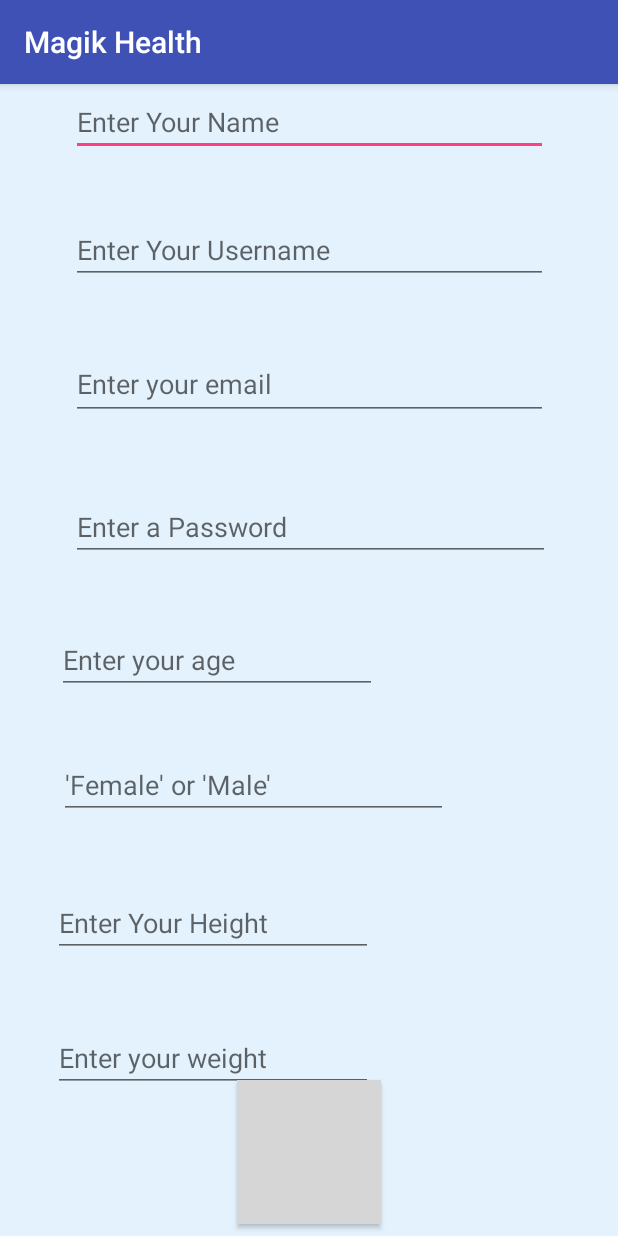
After one commit to AdityaSharma1999/Magik, an Android app: the SignUpActivity screen opened directly, with no data from a screen before it, on a phone screen of 412 x 824 dp. The commit adds this screen. Run offline under Robolectric (Android 15) with nearby library versions, the phone set to English and light mode, and no system bars; libraries missing offline, so code that uses them is left out: com.parse; grey boxes are pictures that could not be loaded.

Commit message:
Sign Up Creator

```diff
--- a/Magik2.0/app/src/main/java/com/magik/magikapp/MainActivity.java
+++ b/Magik2.0/app/src/main/java/com/magik/magikapp/MainActivity.java
@@ -1,12 +1,18 @@
 package com.magik.magikapp;
 
+import android.content.Intent;
 import android.support.v7.app.AppCompatActivity;
 import android.os.Bundle;
+import android.view.View;
+import android.widget.Button;
+
 import com.parse.Parse;
 import com.parse.ParseInstallation;
 
 public class MainActivity extends AppCompatActivity {
 
+    private Button btn_splash_sign_up;
+    private Button btn_splash_log_in;
     @Override
     protected void onCreate(Bundle savedInstanceState) {
         super.onCreate(savedInstanceState);
@@ -15,7 +21,32 @@ public class MainActivity extends AppCompatActivity {
         Parse.initialize(this);
         ParseInstallation.getCurrentInstallation().saveInBackground();
 
+        initElements();
+        activateListeners();
+    }
+
+    private void initElements(){
+        btn_splash_sign_up = (Button) findViewById(R.id.b_splash_signup);
+        btn_splash_log_in = (Button) findViewById(R.id.b_splash_login);
+    }
+
+    private void activateListeners(){
+        btn_splash_sign_up.setOnClickListener(new View.OnClickListener() {
+            @Override
+            public void onClick(View view) {
+                Intent signup = new Intent(MainActivity.this, SignUpActivity.class);
+                startActivity(signup);
+            }
+        });
+
+        btn_splash_log_in.setOnClickListener(new View.OnClickListener() {
+            @Override
+            public void onClick(View view) {
+                Intent login = new Intent(MainActivity.this, LoginActivity.class);
+                startActivity(login);
+            }
+        });
+    }
 
 
-    }
 }
--- /dev/null
+++ b/Magik2.0/app/src/main/java/com/magik/magikapp/SignUpActivity.java
@@ -0,0 +1,109 @@
+package com.magik.magikapp;
+
+import android.content.Intent;
+import android.support.v7.app.AppCompatActivity;
+import android.os.Bundle;
+import android.view.View;
+import android.widget.Button;
+import android.widget.EditText;
+import android.widget.Spinner;
+import android.widget.Toast;
+
+import com.parse.ParseException;
+import com.parse.ParseUser;
+import com.parse.SignUpCallback;
+
+public class SignUpActivity extends AppCompatActivity {
+
+    private EditText etxt_name;
+    private EditText etxt_email;
+    private EditText etxt_username;
+    private EditText etxt_password;
+    private EditText etxt_age;
+    private EditText etxt_person_gender;
+    private EditText etxt_height;
+    private EditText etxt_weight;
+    private Button btn_signup_confirm;
+    private String name;
+    private String email;
+    private String username;
+    private String password;
+    private int age;
+    private String gender;
+    private double height;
+    private double weight;
+
+    @Override
+    protected void onCreate(Bundle savedInstanceState) {
+        super.onCreate(savedInstanceState);
+        setContentView(R.layout.activity_sign_up);
+
+        initElements();
+        setListner();
+    }
+
+    private void initElements(){
+        etxt_name = (EditText) findViewById(R.id.et_person_name);
+        etxt_email = (EditText) findViewById(R.id.et_person_email);
+        etxt_username = (EditText) findViewById(R.id.et_person_username);
+        etxt_password = (EditText) findViewById(R.id.et_person_password);
+        etxt_age = (EditText) findViewById(R.id.et_person_age);
+        etxt_person_gender = (EditText) findViewById(R.id.et_person_gender);
+        etxt_height = (EditText) findViewById(R.id.et_person_height);
+        etxt_weight = (EditText) findViewById(R.id.et_person_weight);
+        btn_signup_confirm = (Button) findViewById(R.id.btn_signup_confirm);
+
+
+    }
+
+    private void getData(){
+        name = etxt_name.getText().toString();
+        email = etxt_email.getText().toString();
+        username = etxt_username.getText().toString();
+        password = etxt_password.getText().toString();
+        age = Integer.parseInt(etxt_age.getText().toString());
+        gender = etxt_person_gender.getText().toString();
+        height = Double.parseDouble(etxt_height.getText().toString());
+        weight = Double.parseDouble(etxt_weight.getText().toString());
+
+    }
+
+    private void setListner(){
+        btn_signup_confirm.setOnClickListener(new View.OnClickListener() {
+            @Override
+            public void onClick(View view) {
+                try{
+                    attemptRegister();
+                } catch (Exception e) {
+                    e.printStackTrace();
+                }
+            }
+        });
+    }
+
+    private void attemptRegister(){
+        getData();
+        ParseUser newUser = new ParseUser();
+        newUser.setUsername(username);
+        newUser.setPassword(password);
+        newUser.setEmail(email);
+        newUser.put("name", name);
+        newUser.put("age", age);
+        newUser.put("gender", gender);
+        newUser.put("height", height);
+        newUser.put("weight", weight);
+        newUser.signUpInBackground(new SignUpCallback() {
+            @Override
+            public void done(ParseException e) {
+                if (e == null){
+                    Toast.makeText(SignUpActivity.this, "Welcome to Magik Health!", Toast.LENGTH_LONG).show();
+                    Intent goBackToMain = new Intent(SignUpActivity.this, MainActivity.class);
+                    startActivity(goBackToMain);
+
+                } else {
+                    Toast.makeText(SignUpActivity.this, "There was a problem connecting to the server. \n" + e.getMessage(), Toast.LENGTH_LONG ).show();
+                }
+            }
+        });
+    }
+}
--- a/Magik2.0/app/src/main/java/com/magik/magikapp/User.java
+++ b/Magik2.0/app/src/main/java/com/magik/magikapp/User.java
@@ -5,20 +5,22 @@ package com.magik.magikapp;
  */
 
 public class User {
-    String firstName="";
-    String lastName="";
-    int age=0;
-    String gender="";
-    double height=0.0;
-    double weight=0.0;
 
-    public User(String firstName, String lastName, int age, String gender, double height, double weight)
+    private String person_name;
+    private int person_age;
+    private String person_gender;
+    private double person_height;
+    private double person_weight;
+    private String person_email;
+    private String person_username;
+    private String person_password;
+
+    public User(String name, String email, String username, String password, int age, String gender, double height, double weight)
     {
-        this.firstName=firstName;
-        this.lastName=lastName;
-        this.age=age;
-        this.gender=gender;
-        this.height=height;
-        this.weight=weight;
+        person_name= name;
+        person_age =age;
+        person_gender = gender;
+        person_height=height;
+        person_weight=weight;
     }
 }
--- /dev/null
+++ b/Magik2.0/app/src/main/res/layout/activity_sign_up.xml
@@ -0,0 +1,164 @@
+<?xml version="1.0" encoding="utf-8"?>
+<android.support.constraint.ConstraintLayout xmlns:android="http://schemas.android.com/apk/res/android"
+    xmlns:app="http://schemas.android.com/apk/res-auto"
+    xmlns:tools="http://schemas.android.com/tools"
+    android:layout_width="match_parent"
+    android:background="#E3F2FD"
+    android:layout_height="match_parent"
+    tools:context="com.magik.magikapp.SignUpActivity">
+
+    <EditText
+        android:id="@+id/et_person_name"
+        android:layout_width="318dp"
+        android:layout_height="44dp"
+        android:layout_marginBottom="8dp"
+        android:layout_marginEnd="8dp"
+        android:layout_marginStart="8dp"
+        android:layout_marginTop="4dp"
+        android:ems="10"
+        android:hint="Enter Your Name"
+        android:inputType="textPersonName"
+        app:layout_constraintBottom_toBottomOf="parent"
+        app:layout_constraintEnd_toEndOf="parent"
+        app:layout_constraintStart_toStartOf="parent"
+        app:layout_constraintTop_toTopOf="parent"
+        app:layout_constraintVertical_bias="0.0" />
+
+    <EditText
+        android:id="@+id/et_person_username"
+        android:layout_width="318dp"
+        android:layout_height="44dp"
+        android:hint = "Enter Your Username"
+        android:layout_marginBottom="8dp"
+        android:layout_marginEnd="8dp"
+        android:layout_marginStart="8dp"
+        android:layout_marginTop="8dp"
+        android:ems="10"
+        android:inputType="textPersonName"
+        app:layout_constraintBottom_toBottomOf="parent"
+        app:layout_constraintEnd_toEndOf="parent"
+        app:layout_constraintStart_toStartOf="parent"
+        app:layout_constraintTop_toTopOf="parent"
+        app:layout_constraintVertical_bias="0.115" />
+
+    <EditText
+        android:id="@+id/et_person_email"
+        android:layout_width="318dp"
+        android:layout_height="48dp"
+        android:layout_marginBottom="8dp"
+        android:layout_marginEnd="8dp"
+        android:layout_marginStart="8dp"
+        android:layout_marginTop="8dp"
+        android:ems="10"
+        android:hint="Enter your email"
+        android:inputType="textEmailAddress"
+        app:layout_constraintBottom_toBottomOf="parent"
+        app:layout_constraintEnd_toEndOf="parent"
+        app:layout_constraintStart_toStartOf="parent"
+        app:layout_constraintTop_toTopOf="parent"
+        app:layout_constraintVertical_bias="0.239" />
+
+    <EditText
+        android:id="@+id/et_person_password"
+        android:layout_width="319dp"
+        android:layout_height="44dp"
+        android:layout_marginBottom="8dp"
+        android:layout_marginEnd="8dp"
+        android:layout_marginStart="8dp"
+        android:layout_marginTop="8dp"
+        android:ems="10"
+        android:hint="Enter a Password"
+        android:inputType="textPassword"
+        app:layout_constraintBottom_toBottomOf="parent"
+        app:layout_constraintEnd_toEndOf="parent"
+        app:layout_constraintHorizontal_bias="0.51"
+        app:layout_constraintStart_toStartOf="parent"
+        app:layout_constraintTop_toTopOf="parent"
+        app:layout_constraintVertical_bias="0.376" />
+
+    <EditText
+        android:id="@+id/et_person_age"
+        android:layout_width="wrap_content"
+        android:layout_height="wrap_content"
+        android:layout_marginBottom="8dp"
+        android:layout_marginEnd="8dp"
+        android:layout_marginStart="8dp"
+        android:layout_marginTop="8dp"
+        android:hint = "Enter your age"
+        android:ems="10"
+        android:inputType="number"
+        app:layout_constraintBottom_toBottomOf="parent"
+        app:layout_constraintEnd_toEndOf="parent"
+        app:layout_constraintHorizontal_bias="0.163"
+        app:layout_constraintStart_toStartOf="parent"
+        app:layout_constraintTop_toTopOf="parent" />
+
+    <EditText
+        android:id="@+id/et_person_gender"
+        android:layout_width="259dp"
+        android:layout_height="42dp"
+        android:layout_marginBottom="8dp"
+        android:layout_marginEnd="8dp"
+        android:layout_marginStart="8dp"
+        android:layout_marginTop="8dp"
+        android:hint="'Female' or 'Male'"
+        app:layout_constraintBottom_toBottomOf="parent"
+        app:layout_constraintEnd_toEndOf="parent"
+        app:layout_constraintHorizontal_bias="0.229"
+        app:layout_constraintStart_toStartOf="parent"
+        app:layout_constraintTop_toTopOf="parent"
+        app:layout_constraintVertical_bias="0.62" />
+
+    <EditText
+        android:id="@+id/et_person_height"
+        android:layout_width="wrap_content"
+        android:layout_height="wrap_content"
+        android:layout_marginBottom="8dp"
+        android:layout_marginEnd="8dp"
+        android:layout_marginStart="8dp"
+        android:layout_marginTop="8dp"
+        android:ems="10"
+        android:hint="Enter Your Height"
+        android:inputType="numberDecimal"
+        app:layout_constraintBottom_toBottomOf="parent"
+        app:layout_constraintEnd_toEndOf="parent"
+        app:layout_constraintHorizontal_bias="0.15"
+        app:layout_constraintStart_toStartOf="parent"
+        app:layout_constraintTop_toTopOf="parent"
+        app:layout_constraintVertical_bias="0.748" />
+
+    <EditText
+        android:id="@+id/et_person_weight"
+        android:layout_width="wrap_content"
+        android:layout_height="wrap_content"
+        android:layout_marginBottom="8dp"
+        android:layout_marginEnd="8dp"
+        android:layout_marginStart="8dp"
+        android:layout_marginTop="8dp"
+        android:ems="10"
+        android:hint="Enter your weight"
+        android:inputType="numberDecimal"
+        app:layout_constraintBottom_toBottomOf="parent"
+        app:layout_constraintEnd_toEndOf="parent"
+        app:layout_constraintHorizontal_bias="0.15"
+        app:layout_constraintStart_toStartOf="parent"
+        app:layout_constraintTop_toTopOf="parent"
+        app:layout_constraintVertical_bias="0.875" />
+
+    <Button
+        android:id="@+id/btn_signup_confirm"
+        android:layout_width="wrap_content"
+        android:layout_height="wrap_content"
+        android:layout_marginBottom="8dp"
+        android:layout_marginEnd="8dp"
+        android:layout_marginStart="8dp"
+        android:layout_marginTop="8dp"
+        android:text="Sign Up!"
+        android:background="@drawable/button"
+        app:layout_constraintBottom_toBottomOf="parent"
+        app:layout_constraintEnd_toEndOf="parent"
+        app:layout_constraintStart_toStartOf="parent"
+        app:layout_constraintTop_toTopOf="parent"
+        app:layout_constraintVertical_bias="1.0" />
+
+</android.support.constraint.ConstraintLayout>
```
Also changed, not shown: Magik2.0/app/src/main/AndroidManifest.xml (+5 -2 lines), Magik2.0/app/build.gradle (line endings or trailing spaces).
